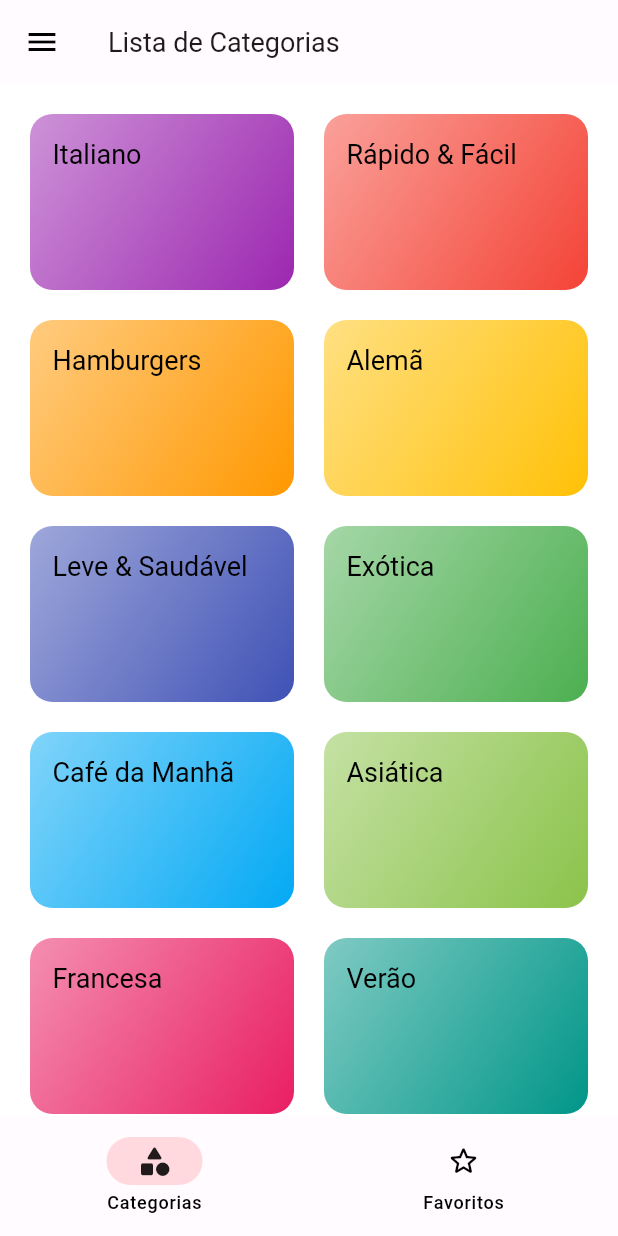
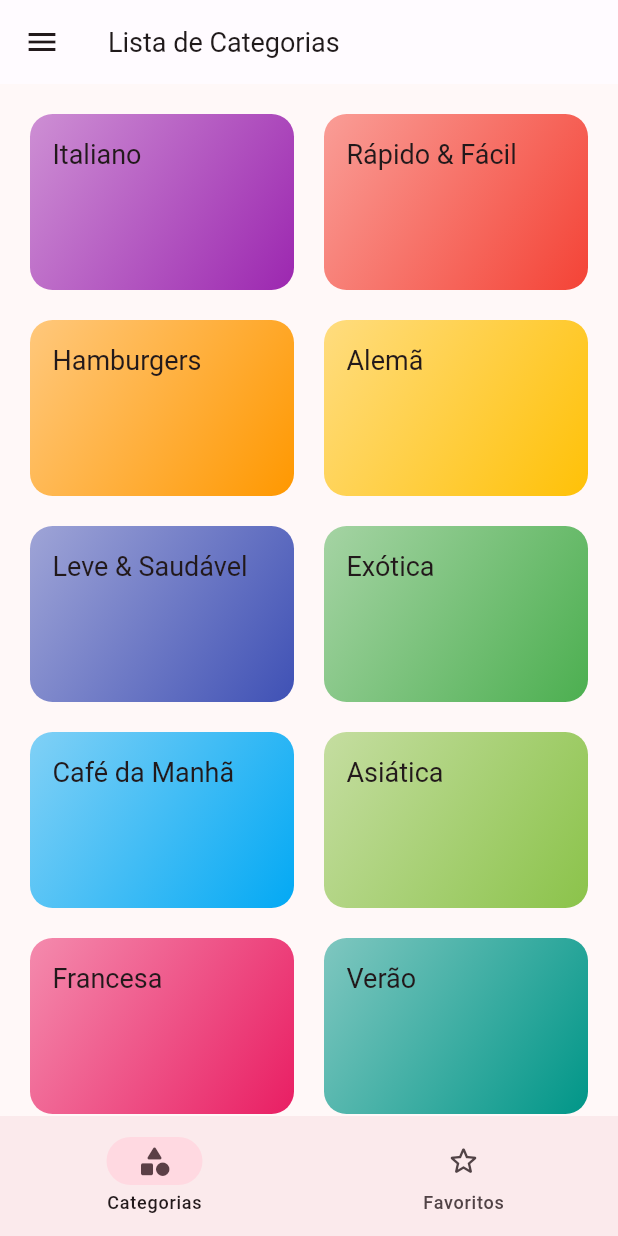
Before and after one commit to GabrielSchiavo/recipes_app, a Flutter app: the screen it shows after launch, on a phone screen of 412 x 824 dp. Run offline on Flutter 3.47's test engine with Material 2 defaults, Android fonts, the phone set to English and light mode, and no system bars; Roboto replaces fonts that are missing (RobotoFlex).

Commit message:
Refatoração do ThemeData em main.dart

```diff
--- a/lib/components/meal_item.dart
+++ b/lib/components/meal_item.dart
@@ -25,7 +25,6 @@ class MealItem extends StatelessWidget {
     return InkWell(
       onTap: () => _selectMeal(context),
       child: Card(
-        color: Theme.of(context).colorScheme.secondaryContainer,
         shape: RoundedRectangleBorder(
           borderRadius: BorderRadius.circular(15),
         ),
--- a/lib/main.dart
+++ b/lib/main.dart
@@ -58,25 +58,29 @@ class _MyAppState extends State<MyApp> {
 
   @override
   Widget build(BuildContext context) {
-    final ThemeData tema = ThemeData();
+    // final ThemeData tema = ThemeData();
 
     return MaterialApp(
       title: 'Vamos Cozinhar?',
       theme: ThemeData(
         useMaterial3: true,
-        colorScheme: tema.colorScheme.copyWith(
-          primary: const Color(0xFFBC004B),
-          onPrimary: const Color(0xFFFFFFFF),
-          primaryContainer: const Color(0xFFFFD9DE),
-          onPrimaryContainer: const Color(0xFF400014),
-          secondary: const Color(0xFF75565B),
-          secondaryContainer: const Color(0xFFFFD9DE),
-          onSecondaryContainer: const Color.fromARGB(255, 250, 221, 236),
-          background: const Color(0xFFFFFBFF),
-          onBackground: const Color(0xFF201A1B),
-          outline: const Color(0xFF847375),
-          shadow: const Color(0xFF000000),
-        ),
+        //Define a cor principal
+        colorSchemeSeed: Colors.pink[800],
+
+        // colorScheme: tema.colorScheme.copyWith(
+        //   primary: const Color(0xFFBC004B),
+        //   onPrimary: const Color(0xFFFFFFFF),
+        //   primaryContainer: const Color(0xFFFFD9DE),
+        //   onPrimaryContainer: const Color(0xFF400014),
+        //   secondary: const Color(0xFF75565B),
+        //   secondaryContainer: const Color(0xFFFFD9DE),
+        //   onSecondaryContainer: const Color.fromARGB(255, 250, 221, 236),
+        //   background: const Color(0xFFFFFBFF),
+        //   onBackground: const Color(0xFF201A1B),
+        //   outline: const Color(0xFF847375),
+        //   shadow: const Color(0xFF000000),
+        // ),
+
         canvasColor: const Color.fromARGB(255, 255, 251, 255),
         fontFamily: 'Raleway',
         textTheme: ThemeData.light().textTheme.copyWith(
--- a/lib/screens/categories_meals_screen.dart
+++ b/lib/screens/categories_meals_screen.dart
@@ -22,8 +22,7 @@ class CategoriesMealsScreen extends StatelessWidget {
         title: Text(category.title),
 
         // Altera a cor de fundo da statusbar e dos ícones
-        systemOverlayStyle: SystemUiOverlayStyle(
-          statusBarColor: Theme.of(context).colorScheme.primary,
+        systemOverlayStyle: const SystemUiOverlayStyle(
           statusBarIconBrightness: Brightness.light,
           statusBarBrightness: Brightness.dark,
         ),
--- a/lib/screens/settings_screen.dart
+++ b/lib/screens/settings_screen.dart
@@ -48,8 +48,7 @@ class _SettingsScreenState extends State<SettingsScreen> {
         title: const Text('Configurações'),
 
         // Altera a cor de fundo da statusbar e dos ícones
-        systemOverlayStyle: SystemUiOverlayStyle(
-          statusBarColor: Theme.of(context).colorScheme.primary,
+        systemOverlayStyle: const SystemUiOverlayStyle(
           statusBarIconBrightness: Brightness.light,
           statusBarBrightness: Brightness.dark,
         ),
--- a/lib/screens/tabs_screen.dart
+++ b/lib/screens/tabs_screen.dart
@@ -48,8 +48,7 @@ class _TabsScreenState extends State<TabsScreen> {
         ),
 
         // Altera a cor de fundo da statusbar e dos ícones
-        systemOverlayStyle: SystemUiOverlayStyle(
-          statusBarColor: Theme.of(context).colorScheme.primary,
+        systemOverlayStyle: const SystemUiOverlayStyle(
           statusBarIconBrightness: Brightness.light,
           statusBarBrightness: Brightness.dark,
         ),
@@ -57,7 +56,6 @@ class _TabsScreenState extends State<TabsScreen> {
       drawer: const MainDrawer(),
       body: _screens![_selectedScreenIndex]['screen'] as Widget,
       bottomNavigationBar: NavigationBar(
-        backgroundColor: Theme.of(context).colorScheme.background,
         elevation: 1,
         onDestinationSelected: (int index) {
           setState(() {
@@ -65,21 +63,19 @@ class _TabsScreenState extends State<TabsScreen> {
           });
         },
         selectedIndex: _selectedScreenIndex,
-        destinations: <Widget>[
+        destinations: const <Widget>[
           NavigationDestination(
             selectedIcon: Icon(
               Icons.category_rounded,
-              color: Theme.of(context).colorScheme.onBackground,
             ),
-            icon: const Icon(Icons.category_outlined),
+            icon: Icon(Icons.category_outlined),
             label: 'Categorias',
           ),
           NavigationDestination(
             selectedIcon: Icon(
               Icons.star_rounded,
-              color: Theme.of(context).colorScheme.onBackground,
             ),
-            icon: const Icon(Icons.star_border_rounded),
+            icon: Icon(Icons.star_border_rounded),
             label: 'Favoritos',
           ),
         ],
```
Also changed, not shown: lib/screens/meal_detail_screen.dart (+10 -12 lines).
